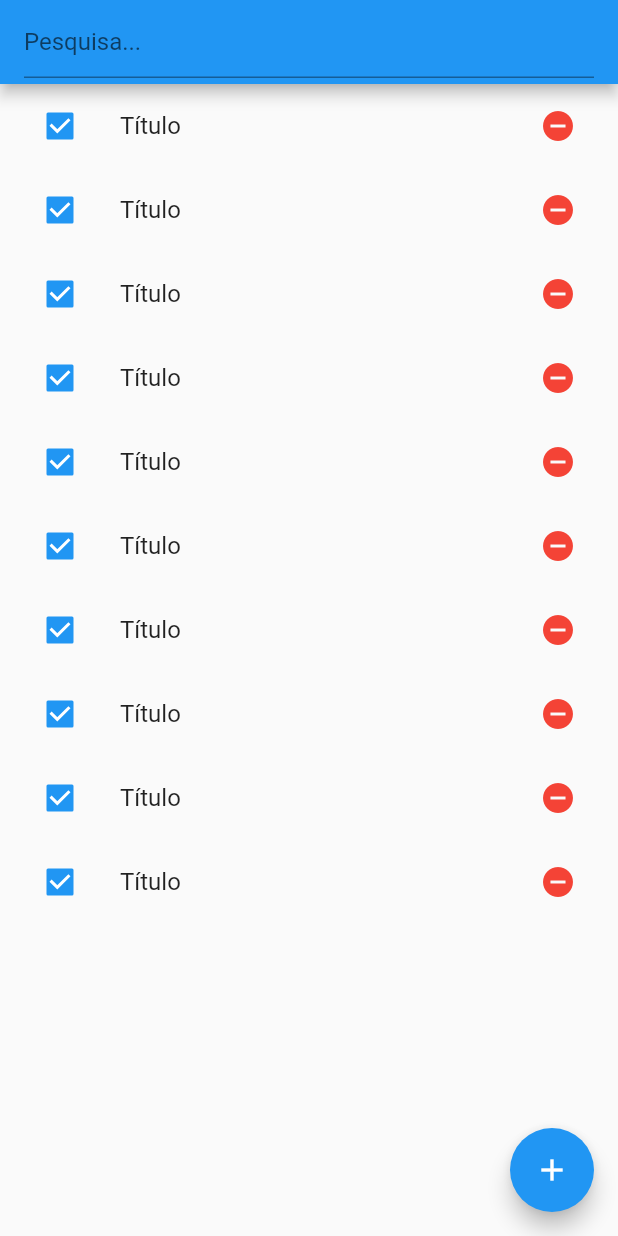
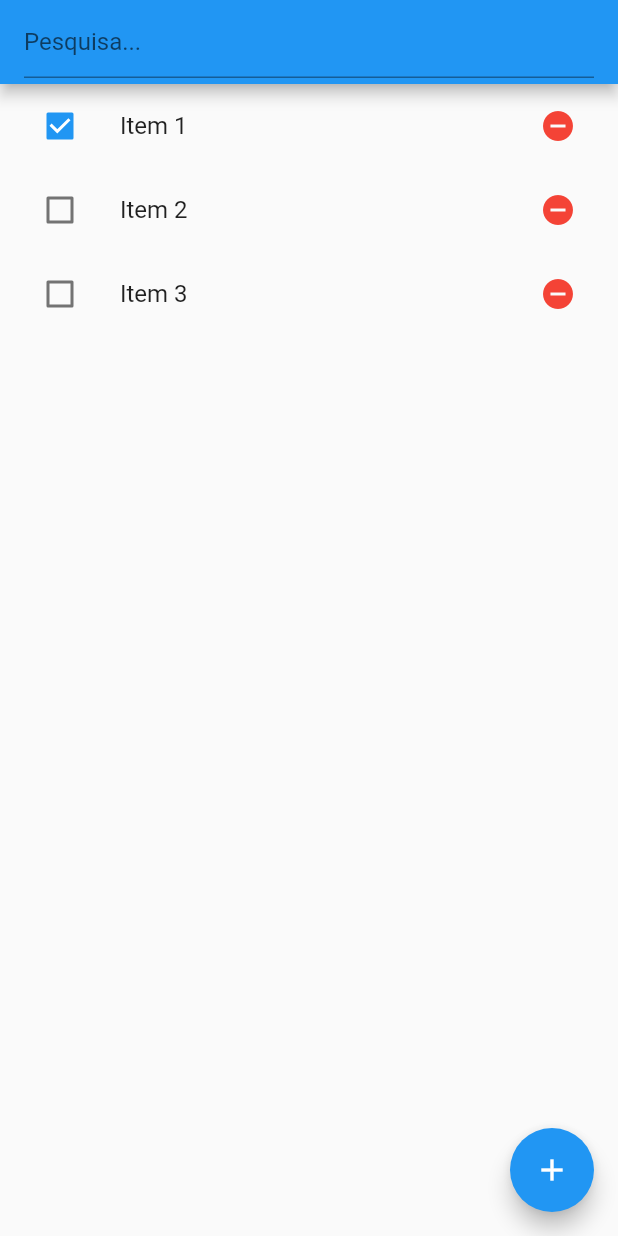
Before and after one commit to vitorhermeto2001/flutterMobX, a Flutter app: the screen it shows after launch, on a phone screen of 412 x 824 dp. Run offline on Flutter 3.47's test engine with Material 2 defaults, Android fonts, the phone set to English and light mode, and no system bars; our stand-ins replace flutter_mobx, mobx; generated files the repository leaves out were written again.

Commit message:
adicionando o mobX

```diff
--- a/lib/app/pages/home/components/itam_widget.dart
+++ /dev/null
@@ -1,19 +0,0 @@
-import 'package:flutter/material.dart';
-
-class ItemWidget extends StatelessWidget {
-  @override
-  Widget build(BuildContext context) {
-    return ListTile(
-      title: Text('Título'),
-      leading: Checkbox(
-        value: true,
-        onChanged: (bool? value) {},
-      ),
-      trailing: IconButton(
-        color: Colors.red,
-        icon: Icon(Icons.remove_circle),
-        onPressed: () {},
-      ),
-    );
-  }
-}
--- /dev/null
+++ b/lib/app/pages/home/components/item_widget.dart
@@ -0,0 +1,27 @@
+import 'package:flutter/material.dart';
+import 'package:flutter_mobx/flutter_mobx.dart';
+import 'package:mobx_flutterando/app/models/item_model.dart';
+
+class ItemWidget extends StatelessWidget {
+  final ItemModel item;
+
+  const ItemWidget({Key? key, required this.item}) : super(key: key);
+
+  @override
+  Widget build(BuildContext context) {
+    return Observer(builder: (_) {
+      return ListTile(
+        title: Text(item.title),
+        leading: Checkbox(
+          value: item.check,
+          onChanged: item.setCheck,
+        ),
+        trailing: IconButton(
+          color: Colors.red,
+          icon: Icon(Icons.remove_circle),
+          onPressed: () {},
+        ),
+      );
+    });
+  }
+}
--- /dev/null
+++ b/lib/app/pages/home/home_controller.dart
@@ -0,0 +1,14 @@
+import 'package:mobx/mobx.dart';
+import 'package:mobx_flutterando/app/models/item_model.dart';
+part 'home_controller.g.dart';
+
+class HomeController = _HomeControllerBase with _$HomeController;
+
+abstract class _HomeControllerBase with Store {
+  @observable
+  List<ItemModel> listItems = [
+    ItemModel(title: "Item 1", check: true),
+    ItemModel(title: "Item 2", check: false),
+    ItemModel(title: "Item 3", check: false),
+  ];
+}
--- a/lib/app/pages/home/home_page.dart
+++ b/lib/app/pages/home/home_page.dart
@@ -1,5 +1,6 @@
 import 'package:flutter/material.dart';
-import 'components/itam_widget.dart';
+import 'package:mobx_flutterando/app/pages/home/home_controller.dart';
+import 'components/item_widget.dart';
 
 class HomePage extends StatefulWidget {
   @override
@@ -7,6 +8,8 @@ class HomePage extends StatefulWidget {
 }
 
 class _HomePageState extends State<HomePage> {
+  final controller = HomeController();
+
   _dialog() {
     showDialog(
         context: context,
@@ -45,9 +48,10 @@ class _HomePageState extends State<HomePage> {
         ),
       ),
       body: ListView.builder(
-        itemCount: 10,
+        itemCount: controller.listItems.length,
         itemBuilder: (_, index) {
-          return ItemWidget();
+          var item = controller.listItems[index];
+          return ItemWidget(item: item);
         },
       ),
       floatingActionButton: FloatingActionButton(
```
Also changed, not shown: lib/app/models/item_model.dart (+8 -6 lines), lib/app/models/item_model.g.dart, lib/app/pages/home/home_controller.g.dart (added).
